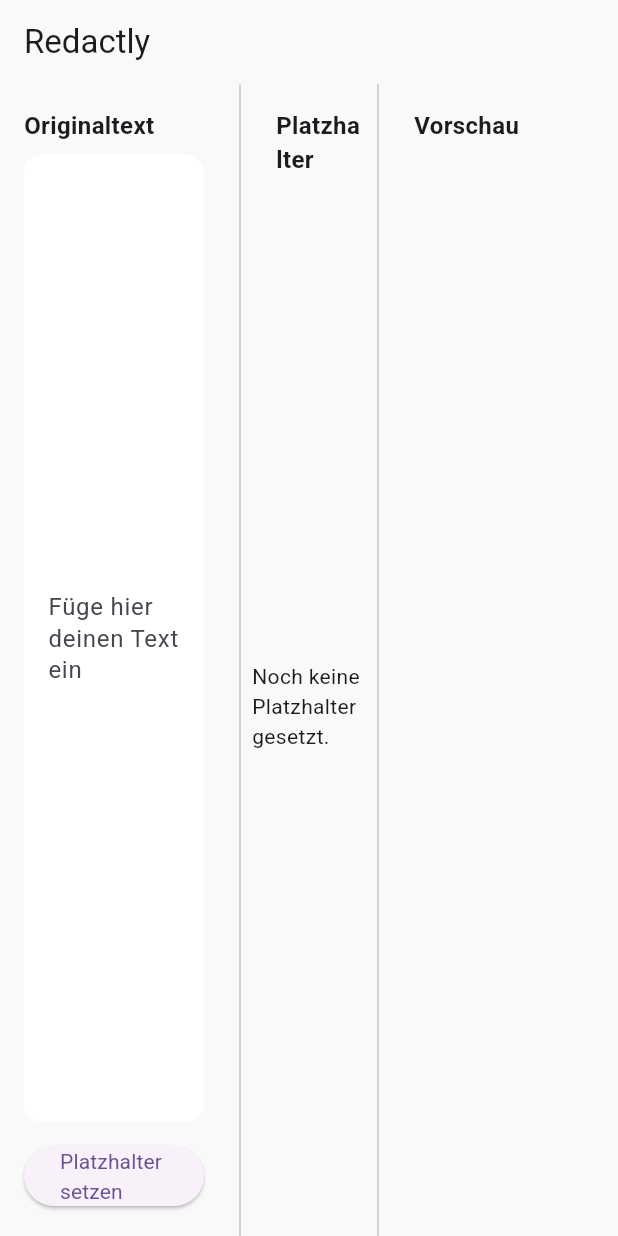
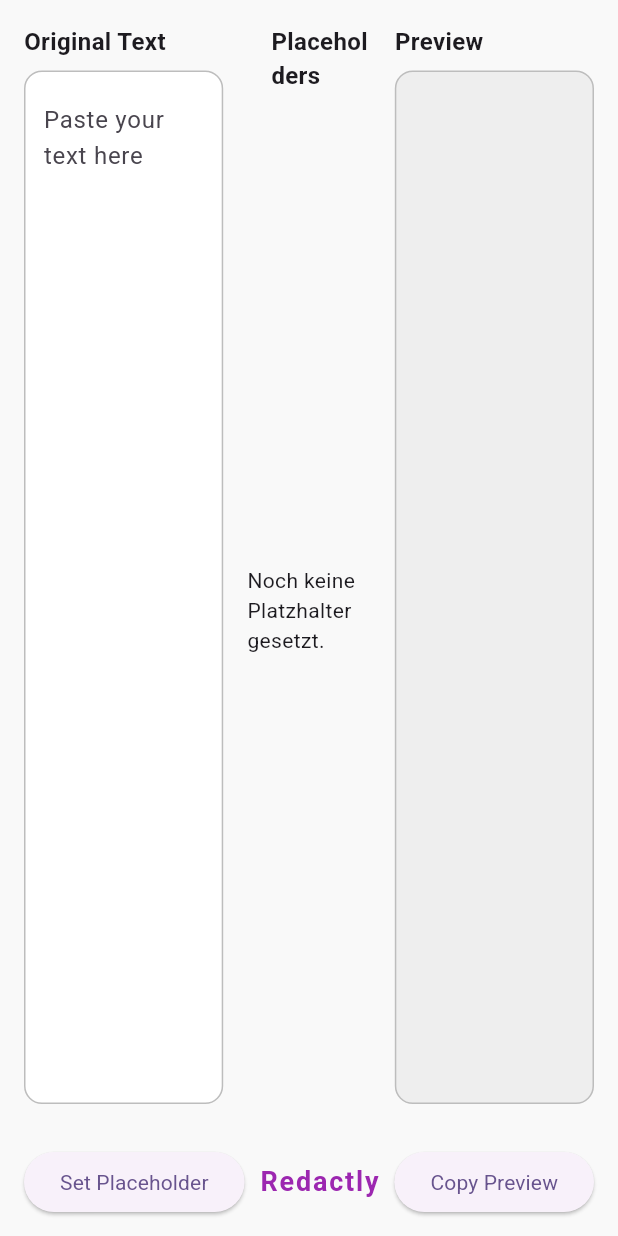
Before and after one commit to Schmalitz/redactly_cursor, a Flutter app: the screen it shows after launch, on a phone screen of 412 x 824 dp. Run offline on Flutter 3.47's test engine with Material 3 defaults, Android fonts, the phone set to English and light mode, and no system bars; our stand-ins replace flutter_riverpod.

Commit message:
feat(editor): implement baseline editor UI with placeholder logic

```diff
--- a/lib/screens/editor_screen.dart
+++ b/lib/screens/editor_screen.dart
@@ -1,8 +1,9 @@
 import 'package:flutter/material.dart';
+import 'package:flutter/services.dart';
 import 'package:flutter_riverpod/flutter_riverpod.dart';
-import 'package:redactly/models/placeholder_mapping.dart';
+
+import '../providers/placeholder_mapping_provider.dart';
 import '../providers/text_state_provider.dart';
-import '../providers/placeholder_mapping_provider.dart';
 import '../widgets/mapping_list_widget.dart';
 import '../widgets/preview_text_widget.dart';
 
@@ -19,23 +20,36 @@
   @override
   Widget build(BuildContext context) {
     final text = ref.watch(textInputProvider);
-    final mappings = ref.watch(placeholderMappingProvider);
     final bgColor = Theme.of(context).scaffoldBackgroundColor;
+    final previewColor = Colors.grey.shade200;
+    final inputColor = Colors.white;
+    final borderColor = Colors.grey.shade400;
+
+    const contentPadding = EdgeInsets.all(12.0);
+    final inputDecoration = BoxDecoration(
+      color: inputColor,
+      border: Border.all(color: borderColor),
+      borderRadius: BorderRadius.circular(12),
+    );
+    final previewDecoration = BoxDecoration(
+      color: previewColor,
+      border: Border.all(color: borderColor),
+      borderRadius: BorderRadius.circular(12),
+    );
 
     _controller.value = _controller.value.copyWith(
       text: text,
       selection: TextSelection.collapsed(offset: text.length),
     );
 
-    final textSpans = _buildHighlightedText(text, mappings);
-
     return Scaffold(
-      appBar: AppBar(
       backgroundColor: bgColor,
-        title: const Text('Redactly'),
-      ),
-      body: Row(
+      body: Column(
         children: [
+          Expanded(
+            child: Row(
+              children: [
+                // Original Text
                 Expanded(
                   flex: 4,
                   child: Padding(
@@ -43,87 +57,44 @@
                     child: Column(
                       crossAxisAlignment: CrossAxisAlignment.start,
                       children: [
-                  const Text("Originaltext", style: TextStyle(fontSize: 16, fontWeight: FontWeight.bold)),
+                        const Text("Original Text", style: TextStyle(fontSize: 16, fontWeight: FontWeight.bold)),
                         const SizedBox(height: 8),
                         Expanded(
                           child: Container(
-                      decoration: BoxDecoration(
-                        color: Colors.white,
-                        borderRadius: BorderRadius.circular(12),
+                            decoration: inputDecoration,
+                            padding: contentPadding,
+                            child: Scrollbar(
+                              thumbVisibility: true,
+                              child: SingleChildScrollView(
+                                child: Theme(
+                                  data: Theme.of(context).copyWith(
+                                    textSelectionTheme: const TextSelectionThemeData(
+                                      selectionColor: Colors.orangeAccent, // kräftiges Gelb
                                     ),
-                      child: Stack(
-                        children: [
-                          // Hintergrund mit Highlights
-                          Positioned.fill(
-                            child: Padding(
-                              padding: const EdgeInsets.all(12),
-                              child: RichText(
-                                textAlign: TextAlign.left,
-                                text: TextSpan(
-                                  style: const TextStyle(
-                                    fontSize: 14,
-                                    fontFamily: 'Roboto',
-                                    color: Colors.black,
                                   ),
-                                  children: textSpans,
+                                  child: TextField(
+                                    controller: _controller,
+                                    maxLines: null,
+                                    onChanged: (value) =>
+                                    ref.read(textInputProvider.notifier).state = value,
+                                    decoration: const InputDecoration(
+                                      hintText: 'Paste your text here',
+                                      border: InputBorder.none,
+                                    ),
+                                    style: const TextStyle(fontSize: 16),
+                                    textAlignVertical: TextAlignVertical.top,
+                                    keyboardType: TextInputType.multiline,
                                   ),
                                 ),
                               ),
                             ),
-                          // Unsichtbares Eingabefeld darüber
-                          TextField(
-                            controller: _controller,
-                            maxLines: null,
-                            expands: true,
-                            onChanged: (value) =>
-                            ref.read(textInputProvider.notifier).state = value,
-                            decoration: const InputDecoration(
-                              hintText: 'Füge hier deinen Text ein',
-                              border: OutlineInputBorder(
-                                borderSide: BorderSide.none,
                           ),
-                              contentPadding: EdgeInsets.all(12),
-                              filled: true,
-                              fillColor: Colors.transparent,
-                              hoverColor: Colors.transparent,
-                              focusColor: Colors.transparent,
-                            ),
-                            cursorColor: Colors.deepPurple,
-                            style: const TextStyle(
-                              color: Colors.transparent,
-                              height: 1.3,
-                            ),
-                            selectionControls: materialTextSelectionControls,
-                            enableInteractiveSelection: true,
-                            mouseCursor: SystemMouseCursors.text,
                         ),
                       ],
                     ),
                   ),
                 ),
-                  const SizedBox(height: 12),
-                  ElevatedButton(
-                    onPressed: () {
-                      final selection = _controller.selection;
-                      if (!selection.isCollapsed) {
-                        final selectedText = _controller.text.substring(
-                          selection.start,
-                          selection.end,
-                        );
-                        if (selectedText.trim().isNotEmpty) {
-                          ref
-                              .read(placeholderMappingProvider.notifier)
-                              .addMapping(selectedText.trim());
-                        }
-                      }
-                    },
-                    child: const Text('Platzhalter setzen'),
-                  ),
-                ],
-              ),
-            ),
-          ),
-          const VerticalDivider(),
+                // Placeholder List
                 const Expanded(
                   flex: 2,
                   child: Column(
@@ -131,71 +102,93 @@
                     children: [
                       Padding(
                         padding: EdgeInsets.only(left: 16, top: 16),
-                  child: Text("Platzhalter", style: TextStyle(fontSize: 16, fontWeight: FontWeight.bold)),
+                        child: Text("Placeholders", style: TextStyle(fontSize: 16, fontWeight: FontWeight.bold)),
                       ),
                       Expanded(child: MappingListWidget()),
                     ],
                   ),
                 ),
-          const VerticalDivider(),
+                // Preview
                 Expanded(
                   flex: 4,
-            child: Container(
-              color: bgColor,
+                  child: Padding(
                     padding: const EdgeInsets.all(16),
-              child: const Column(
+                    child: Column(
                       crossAxisAlignment: CrossAxisAlignment.start,
                       children: [
-                  Text("Vorschau", style: TextStyle(fontSize: 16, fontWeight: FontWeight.bold)),
-                  SizedBox(height: 8),
-                  Expanded(child: PreviewTextWidget()),
+                        const Text("Preview", style: TextStyle(fontSize: 16, fontWeight: FontWeight.bold)),
+                        const SizedBox(height: 8),
+                        Expanded(
+                          child: Container(
+                            decoration: previewDecoration,
+                            padding: contentPadding,
+                            child: Scrollbar(
+                              thumbVisibility: true,
+                              child: SingleChildScrollView(
+                                primary: true,
+                                child: Container(
+                                  width: double.infinity,
+                                  child: const PreviewTextWidget(),
+                                ),
+                              ),
+                            ),
+                          ),
+                        ),
                       ],
                     ),
                   ),
                 ),
               ],
             ),
+          ),
+          // Footer
+          Padding(
+            padding: const EdgeInsets.symmetric(horizontal: 16, vertical: 12),
+            child: Row(
+              children: [
+                ElevatedButton(
+                  onPressed: () {
+                    final selection = _controller.selection;
+                    if (!selection.isCollapsed) {
+                      final selectedText = _controller.text.substring(selection.start, selection.end);
+                      if (selectedText.trim().isNotEmpty) {
+                        ref.read(placeholderMappingProvider.notifier).addMapping(selectedText.trim());
+                      }
+                    }
+                  },
+                  child: const Text('Set Placeholder'),
+                ),
+                const Spacer(),
+                const Text(
+                  'Redactly',
+                  style: TextStyle(
+                    fontSize: 18,
+                    color: Colors.purple,
+                    fontWeight: FontWeight.bold,
+                    letterSpacing: 1.2,
+                  ),
+                ),
+                const Spacer(),
+                ElevatedButton(
+                  onPressed: () {
+                    final previewText = ref.read(textInputProvider);
+                    final mappings = ref.read(placeholderMappingProvider);
+                    String result = previewText;
+                    for (final m in mappings) {
+                      result = result.replaceAll(m.originalText, m.placeholder);
+                    }
+                    Clipboard.setData(ClipboardData(text: result));
+                    ScaffoldMessenger.of(context).showSnackBar(
+                      const SnackBar(content: Text('Copied to clipboard')),
+                    );
+                  },
+                  child: const Text('Copy Preview'),
+                ),
+              ],
+            ),
+          ),
+        ],
+      ),
     );
   }
-
-  List<TextSpan> _buildHighlightedText(String fullText, List<PlaceholderMapping> mappings) {
-    final spans = <TextSpan>[];
-    int currentIndex = 0;
-
-    final matches = <_MatchInfo>[];
-
-    for (final mapping in mappings) {
-      final index = fullText.indexOf(mapping.originalText, 0);
-      if (index >= 0) {
-        matches.add(_MatchInfo(index, mapping.originalText.length, mapping));
 }
-    }
-
-    matches.sort((a, b) => a.start.compareTo(b.start));
-
-    for (final match in matches) {
-      if (match.start > currentIndex) {
-        spans.add(TextSpan(text: fullText.substring(currentIndex, match.start)));
-      }
-      spans.add(TextSpan(
-        text: fullText.substring(match.start, match.start + match.length),
-        style: TextStyle(backgroundColor: match.mapping.color),
-      ));
-      currentIndex = match.start + match.length;
-    }
-
-    if (currentIndex < fullText.length) {
-      spans.add(TextSpan(text: fullText.substring(currentIndex)));
-    }
-
-    return spans;
-  }
-}
-
-class _MatchInfo {
-  final int start;
-  final int length;
-  final PlaceholderMapping mapping;
-
-  _MatchInfo(this.start, this.length, this.mapping);
-}
--- a/lib/widgets/mapping_list_widget.dart
+++ b/lib/widgets/mapping_list_widget.dart
@@ -1,6 +1,7 @@
 import 'package:flutter/material.dart';
 import 'package:flutter_riverpod/flutter_riverpod.dart';
 import '../providers/placeholder_mapping_provider.dart';
+import '../providers/text_state_provider.dart';
 import '../models/placeholder_mapping.dart';
 
 class MappingListWidget extends ConsumerWidget {
@@ -9,6 +10,7 @@
   @override
   Widget build(BuildContext context, WidgetRef ref) {
     final mappings = ref.watch(placeholderMappingProvider);
+    final text = ref.watch(textInputProvider);
 
     if (mappings.isEmpty) {
       return const Center(child: Text('Noch keine Platzhalter gesetzt.'));
@@ -20,6 +22,7 @@
       separatorBuilder: (_, __) => const Divider(height: 16),
       itemBuilder: (context, index) {
         final PlaceholderMapping m = mappings[index];
+        final count = _countOccurrences(text, m.originalText);
 
         return Row(
           children: [
@@ -46,6 +49,19 @@
                 ],
               ),
             ),
+            if (count > 1)
+              Container(
+                margin: const EdgeInsets.only(right: 4),
+                padding: const EdgeInsets.symmetric(horizontal: 6, vertical: 2),
+                decoration: BoxDecoration(
+                  color: Colors.grey.shade300,
+                  borderRadius: BorderRadius.circular(12),
+                ),
+                child: Text(
+                  '$count×',
+                  style: const TextStyle(fontSize: 12),
+                ),
+              ),
             IconButton(
               icon: const Icon(Icons.delete_outline),
               onPressed: () {
@@ -59,4 +75,9 @@
       },
     );
   }
+
+  int _countOccurrences(String text, String substring) {
+    if (substring.isEmpty) return 0;
+    return RegExp(RegExp.escape(substring)).allMatches(text).length;
+  }
 }
--- a/lib/widgets/preview_text_widget.dart
+++ b/lib/widgets/preview_text_widget.dart
@@ -15,15 +15,11 @@
     final replacedText = _applyMappings(originalText, mappings);
     final spans = _buildSpans(replacedText, mappings);
 
-    return Container(
-      color: Theme.of(context).scaffoldBackgroundColor,
-      padding: const EdgeInsets.all(16),
-      child: SingleChildScrollView(
-        child: SelectableText.rich(
-          TextSpan(children: spans),
-          style: const TextStyle(fontSize: 16),
-        ),
-      ),
+    return SelectableText.rich(
+      TextSpan(children: spans),
+      style: const TextStyle(fontSize: 16),
+      textAlign: TextAlign.start,
+      textHeightBehavior: const TextHeightBehavior(applyHeightToFirstAscent: false),
     );
   }
 
@@ -40,10 +36,8 @@
     final sorted = [...mappings]..sort((a, b) => b.placeholder.length.compareTo(a.placeholder.length));
 
     int index = 0;
-
     while (index < text.length) {
       bool matched = false;
-
       for (final m in sorted) {
         if (text.startsWith(m.placeholder, index)) {
           spans.add(
```
Lines whose indentation alone changed are shown as unchanged.
